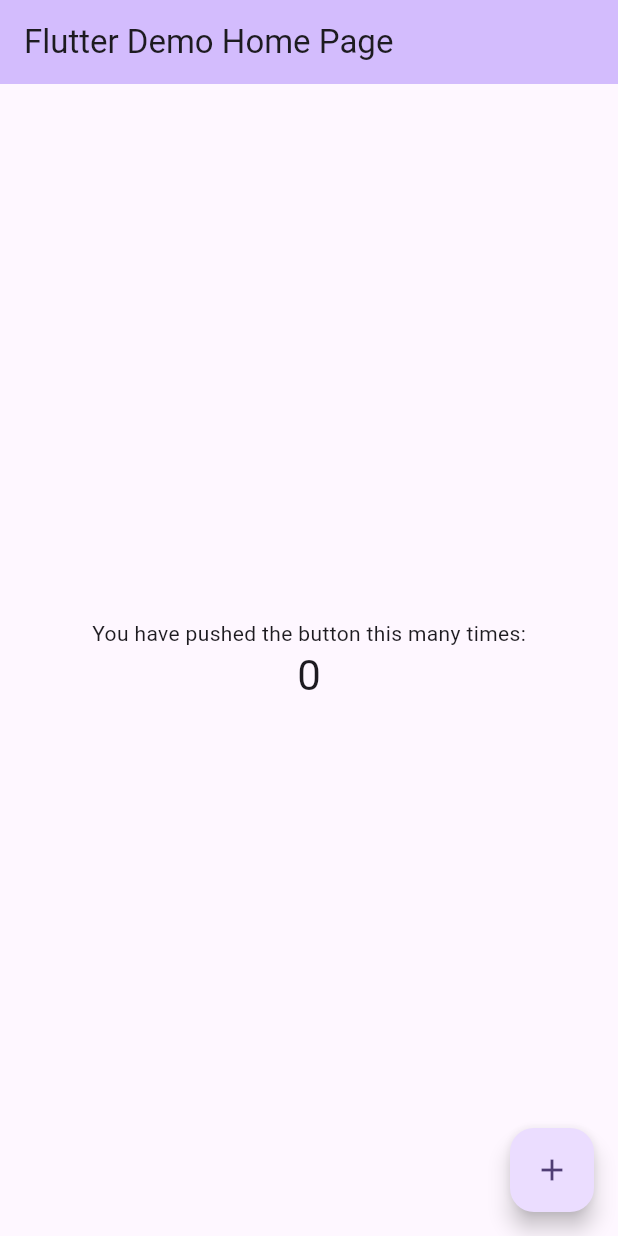
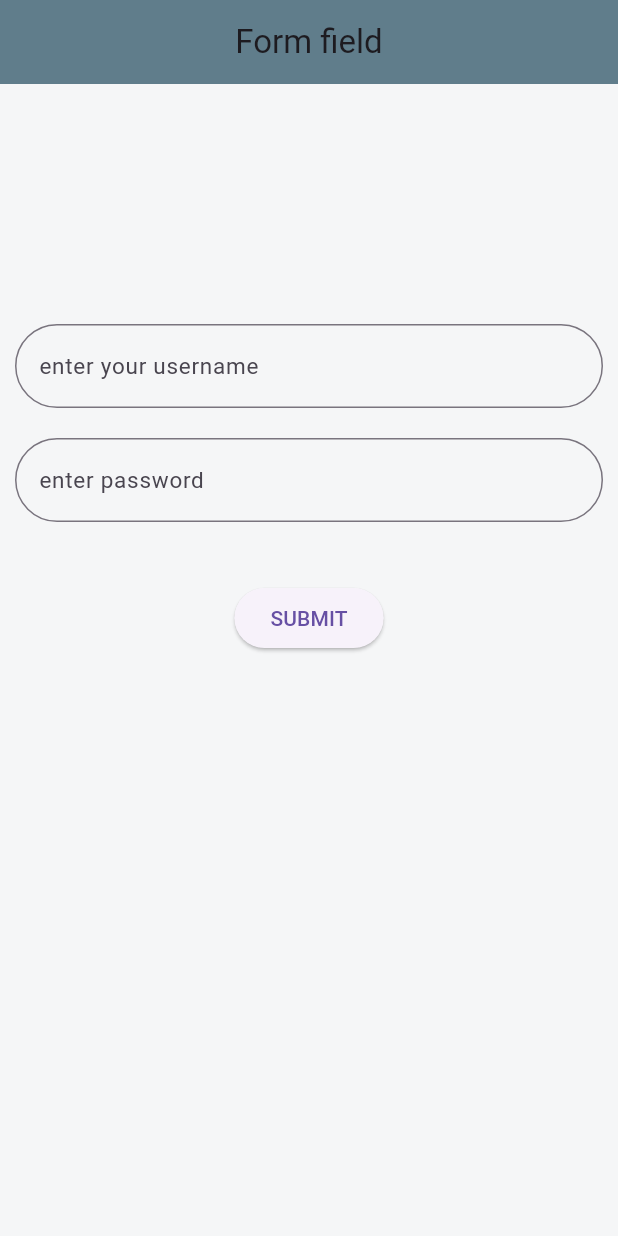
Before and after one commit to Messy-guy/project-2, a Flutter app: the screen it shows after launch, on a phone screen of 412 x 824 dp. Run offline on Flutter 3.47's test engine with Material 3 defaults, Android fonts, the phone set to English and light mode, and no system bars.

Commit message:
completed practice

```diff
--- /dev/null
+++ b/lib/Project2.dart
@@ -0,0 +1,68 @@
+// ignore_for_file: file_names
+
+import 'package:flutter/material.dart';
+
+class Project2 extends StatelessWidget {
+   Project2({super.key});
+
+  TextEditingController _controller = TextEditingController();
+  TextEditingController _controller1 = TextEditingController();
+
+  @override
+  Widget build(BuildContext context) {
+    return Scaffold(
+      backgroundColor: const Color.fromARGB(255, 153, 167, 174).withAlpha(2).withOpacity(0.1),
+      appBar: AppBar(
+        title: Text('Form field'),
+        centerTitle: true,
+        backgroundColor: Colors.blueGrey,
+      ),
+      body: Container(
+        padding: EdgeInsets.only(top: 150),
+        child: Column(
+          children: [
+            Padding(
+              padding: const EdgeInsets.all(10),
+              child: TextFormField(
+                controller:_controller1 ,
+                decoration: InputDecoration(
+                  hintText: 'enter your username',
+                    hintStyle: TextStyle(
+                      fontSize: 15,
+                      fontWeight: FontWeight.w400,
+                    ),
+                  border: OutlineInputBorder(
+                    borderRadius: BorderRadius.circular(30),
+                  )
+                ),
+              ),
+            ),
+            Padding(
+              padding: const EdgeInsets.all(10),
+              child: TextFormField(
+                controller: _controller ,
+                obscureText: true,
+                  decoration: InputDecoration(
+
+                    hintText: 'enter password',
+                    hintStyle: TextStyle(
+                      fontSize: 15,
+                      fontWeight: FontWeight.w400,
+                    ),
+                    border: OutlineInputBorder(
+                      borderRadius: BorderRadius.circular(30),
+                    )
+                  ),
+                ),
+            ),
+            SizedBox(height: 30,),
+            ElevatedButton(onPressed:() {
+              print(_controller.toString());
+              print(_controller1.toString());
+            }, child: Text('SUBMIT'))
+          ],
+        ),
+      ),
+    );
+  }
+}
--- a/lib/main.dart
+++ b/lib/main.dart
@@ -1,125 +1,18 @@
 import 'package:flutter/material.dart';
+import 'package:project_2/Project2.dart';
 
-void main() {
-  runApp(const MyApp());
+void main(){
+  runApp(MyApp());
 }
 
 class MyApp extends StatelessWidget {
   const MyApp({super.key});
 
-  // This widget is the root of your application.
   @override
   Widget build(BuildContext context) {
     return MaterialApp(
-      title: 'Flutter Demo',
-      theme: ThemeData(
-        // This is the theme of your application.
-        //
-        // TRY THIS: Try running your application with "flutter run". You'll see
-        // the application has a purple toolbar. Then, without quitting the app,
-        // try changing the seedColor in the colorScheme below to Colors.green
-        // and then invoke "hot reload" (save your changes or press the "hot
-        // reload" button in a Flutter-supported IDE, or press "r" if you used
-        // the command line to start the app).
-        //
-        // Notice that the counter didn't reset back to zero; the application
-        // state is not lost during the reload. To reset the state, use hot
-        // restart instead.
-        //
-        // This works for code too, not just values: Most code changes can be
-        // tested with just a hot reload.
-        colorScheme: ColorScheme.fromSeed(seedColor: Colors.deepPurple),
-        useMaterial3: true,
-      ),
-      home: const MyHomePage(title: 'Flutter Demo Home Page'),
+      debugShowCheckedModeBanner: false,
+      home: Project2(),
     );
   }
 }
-
-class MyHomePage extends StatefulWidget {
-  const MyHomePage({super.key, required this.title});
-
-  // This widget is the home page of your application. It is stateful, meaning
-  // that it has a State object (defined below) that contains fields that affect
-  // how it looks.
-
-  // This class is the configuration for the state. It holds the values (in this
-  // case the title) provided by the parent (in this case the App widget) and
-  // used by the build method of the State. Fields in a Widget subclass are
-  // always marked "final".
-
-  final String title;
-
-  @override
-  State<MyHomePage> createState() => _MyHomePageState();
-}
-
-class _MyHomePageState extends State<MyHomePage> {
-  int _counter = 0;
-
-  void _incrementCounter() {
-    setState(() {
-      // This call to setState tells the Flutter framework that something has
-      // changed in this State, which causes it to rerun the build method below
-      // so that the display can reflect the updated values. If we changed
-      // _counter without calling setState(), then the build method would not be
-      // called again, and so nothing would appear to happen.
-      _counter++;
-    });
-  }
-
-  @override
-  Widget build(BuildContext context) {
-    // This method is rerun every time setState is called, for instance as done
-    // by the _incrementCounter method above.
-    //
-    // The Flutter framework has been optimized to make rerunning build methods
-    // fast, so that you can just rebuild anything that needs updating rather
-    // than having to individually change instances of widgets.
-    return Scaffold(
-      appBar: AppBar(
-        // TRY THIS: Try changing the color here to a specific color (to
-        // Colors.amber, perhaps?) and trigger a hot reload to see the AppBar
-        // change color while the other colors stay the same.
-        backgroundColor: Theme.of(context).colorScheme.inversePrimary,
-        // Here we take the value from the MyHomePage object that was created by
-        // the App.build method, and use it to set our appbar title.
-        title: Text(widget.title),
-      ),
-      body: Center(
-        // Center is a layout widget. It takes a single child and positions it
-        // in the middle of the parent.
-        child: Column(
-          // Column is also a layout widget. It takes a list of children and
-          // arranges them vertically. By default, it sizes itself to fit its
-          // children horizontally, and tries to be as tall as its parent.
-          //
-          // Column has various properties to control how it sizes itself and
-          // how it positions its children. Here we use mainAxisAlignment to
-          // center the children vertically; the main axis here is the vertical
-          // axis because Columns are vertical (the cross axis would be
-          // horizontal).
-          //
-          // TRY THIS: Invoke "debug painting" (choose the "Toggle Debug Paint"
-          // action in the IDE, or press "p" in the console), to see the
-          // wireframe for each widget.
-          mainAxisAlignment: MainAxisAlignment.center,
-          children: <Widget>[
-            const Text(
-              'You have pushed the button this many times:',
-            ),
-            Text(
-              '$_counter',
-              style: Theme.of(context).textTheme.headlineMedium,
-            ),
-          ],
-        ),
-      ),
-      floatingActionButton: FloatingActionButton(
-        onPressed: _incrementCounter,
-        tooltip: 'Increment',
-        child: const Icon(Icons.add),
-      ), // This trailing comma makes auto-formatting nicer for build methods.
-    );
-  }
-}
```
